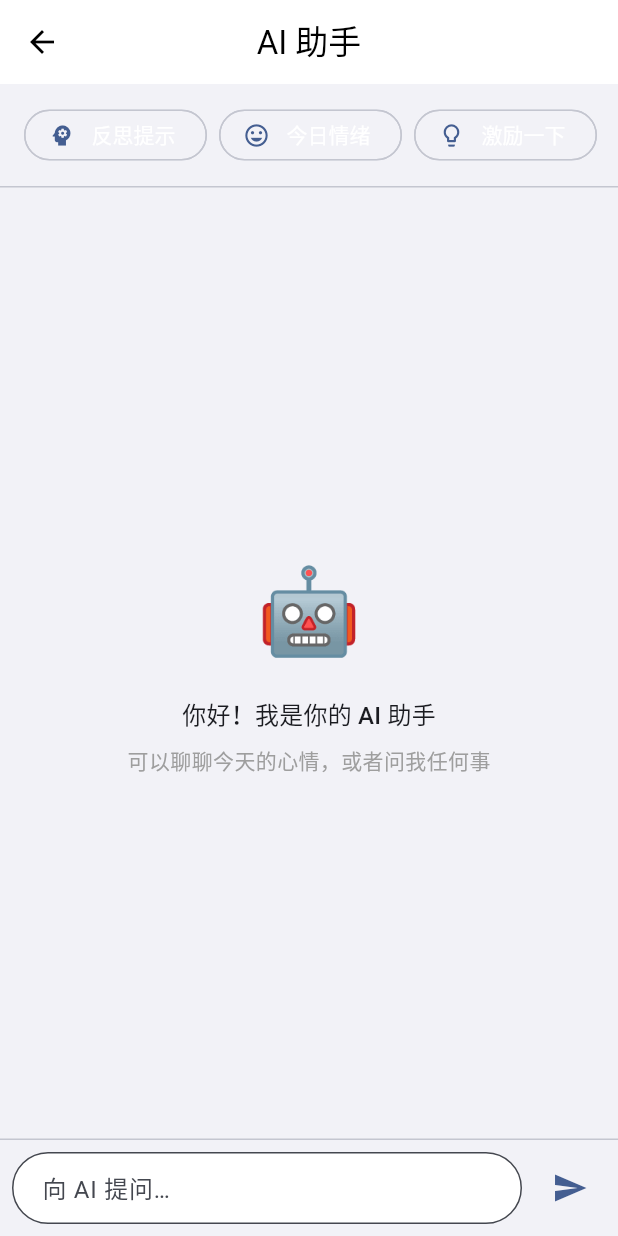
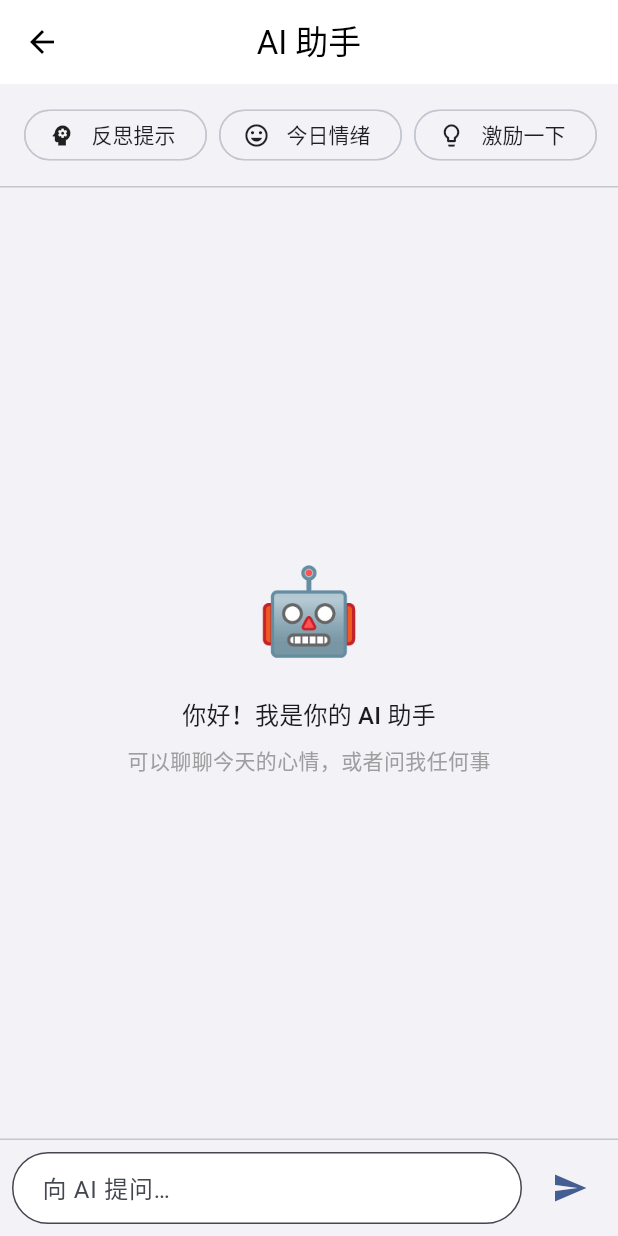
Before and after one commit to justinzero888/blinking_app, a Flutter app: the AssistantScreen screen opened directly, on a phone screen of 412 x 824 dp. Run offline on Flutter 3.47's test engine with Material 3 defaults, Android fonts, the phone set to English and light mode, and no system bars; our stand-ins replace file_picker, fl_chart, flutter_local_notifications, flutter_timezone, image_picker, open_filex and 5 more; missing offline and left inert: flutter_sound; accounts and stored records are empty.

Commit message:
fix: set ActionChip text and icon color to black87 in AssistantScreen
Quick action chips (反思提示, 今日情绪, 激励一下) were rendering with
white text/icons making them invisible on light backgrounds.

Co-Authored-By: Claude Sonnet 4.6 <noreply@anthropic.com>

```diff
--- a/lib/screens/assistant/assistant_screen.dart
+++ b/lib/screens/assistant/assistant_screen.dart
@@ -236,20 +236,20 @@ class _AssistantScreenState extends State<AssistantScreen> {
       child: Row(
         children: [
           ActionChip(
-            avatar: const Icon(Icons.psychology, size: 18),
-            label: const Text('反思提示'),
+            avatar: const Icon(Icons.psychology, size: 18, color: Colors.black87),
+            label: const Text('反思提示', style: TextStyle(color: Colors.black87)),
             onPressed: _showReflectionPrompt,
           ),
           const SizedBox(width: 8),
           ActionChip(
-            avatar: const Icon(Icons.mood, size: 18),
-            label: const Text('今日情绪'),
+            avatar: const Icon(Icons.mood, size: 18, color: Colors.black87),
+            label: const Text('今日情绪', style: TextStyle(color: Colors.black87)),
             onPressed: () => _sendMessage2('帮我回顾今天的情绪状态并给出建议'),
           ),
           const SizedBox(width: 8),
           ActionChip(
-            avatar: const Icon(Icons.lightbulb_outline, size: 18),
-            label: const Text('激励一下'),
+            avatar: const Icon(Icons.lightbulb_outline, size: 18, color: Colors.black87),
+            label: const Text('激励一下', style: TextStyle(color: Colors.black87)),
             onPressed: () => _sendMessage2('给我一句温暖的鼓励'),
           ),
         ],
```
